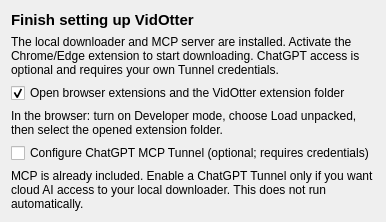
Qt form tools/vidotterdev/internal/maint/assets/first-run.ui (ThinkerQAQ/vidotter) before a commit.
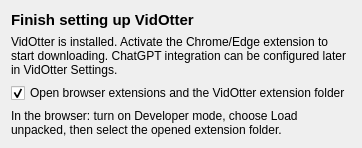
The same form after that commit.

Commit message: feat(mcp): move optional ChatGPT Tunnel setup into VidOtter Settings

The edit to the form file:
```diff
--- a/tools/vidotterdev/internal/maint/assets/first-run.ui
+++ b/tools/vidotterdev/internal/maint/assets/first-run.ui
@@ -8,7 +8,7 @@
     <property name="styleSheet"><string>font-weight: 600; font-size: 15px;</string></property>
    </widget></item>
    <item><widget class="QLabel" name="setupDescription">
-    <property name="text"><string>The local downloader and MCP server are installed. Activate the Chrome/Edge extension to start downloading. ChatGPT access is optional and requires your own Tunnel credentials.</string></property>
+    <property name="text"><string>VidOtter is installed. Activate the Chrome/Edge extension to start downloading. ChatGPT integration can be configured later in VidOtter Settings.</string></property>
     <property name="wordWrap"><bool>true</bool></property>
    </widget></item>
    <item><widget class="QCheckBox" name="openExtensionCheckBox">
@@ -19,14 +19,7 @@
     <property name="text"><string>In the browser: turn on Developer mode, choose Load unpacked, then select the opened extension folder.</string></property>
     <property name="wordWrap"><bool>true</bool></property>
    </widget></item>
-   <item><widget class="QCheckBox" name="configureMcpCheckBox">
-    <property name="text"><string>Configure ChatGPT MCP Tunnel (optional; requires credentials)</string></property>
-    <property name="checked"><bool>false</bool></property>
-   </widget></item>
-   <item><widget class="QLabel" name="mcpInstructions">
-    <property name="text"><string>MCP is already included. Enable a ChatGPT Tunnel only if you want cloud AI access to your local downloader. This does not run automatically.</string></property>
-    <property name="wordWrap"><bool>true</bool></property>
-   </widget></item>
+
   </layout>
  </widget>
  <resources/>
```
The commit also changes 21 other files.
